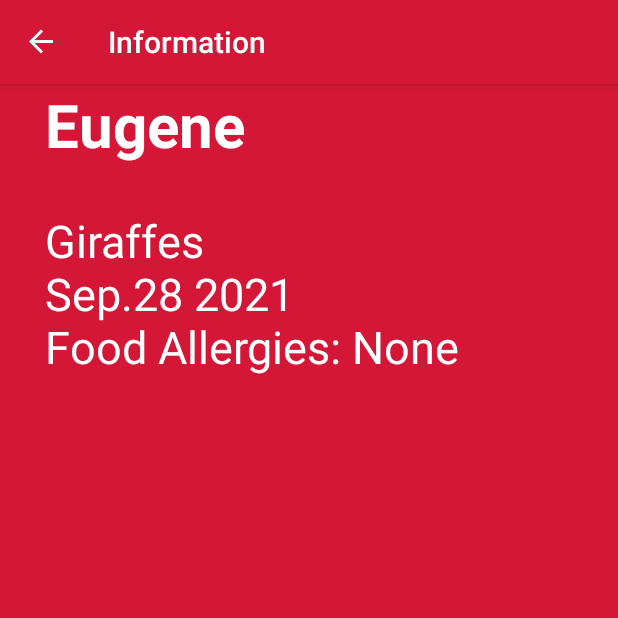
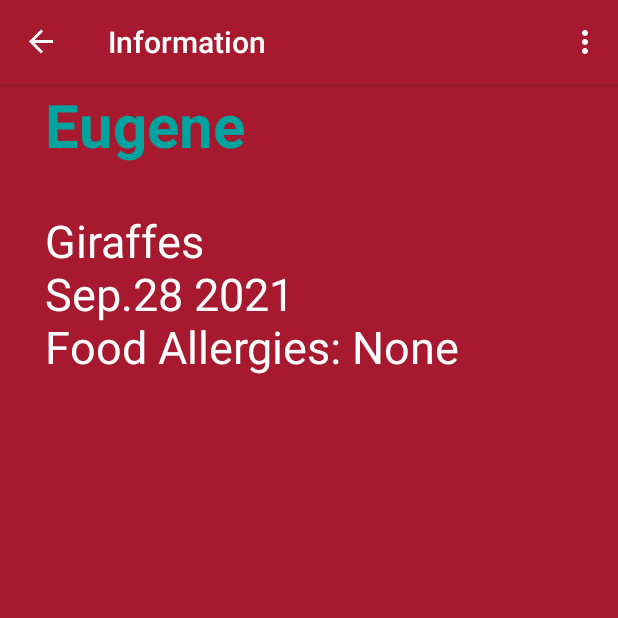
Before and after one commit to hheekwak/SDSUccc, an Android app: the ChildInfoFragment screen opened through its navigation route, on a phone screen of 412 x 824 dp, the top half of it. Run offline under Robolectric (Android 15) with nearby library versions, the phone set to English and light mode, and no system bars; our stand-ins replace navigation-ui.

Commit message:
0.4 Main-menu added

```diff
--- a/app/src/main/AndroidManifest.xml
+++ b/app/src/main/AndroidManifest.xml
@@ -6,9 +6,9 @@
         android:allowBackup="true"
         android:dataExtractionRules="@xml/data_extraction_rules"
         android:fullBackupContent="@xml/backup_rules"
-        android:icon="@mipmap/ic_launcher"
+        android:icon="@mipmap/sdsu_logo"
         android:label="@string/app_name"
-        android:roundIcon="@mipmap/ic_launcher_round"
+        android:roundIcon="@mipmap/sdsu_logo"
         android:supportsRtl="true"
         android:theme="@style/Theme.SDSUCcc"
         tools:targetApi="31">
--- a/app/src/main/java/com/zybooks/sdsuccc/MainActivity.kt
+++ b/app/src/main/java/com/zybooks/sdsuccc/MainActivity.kt
@@ -1,6 +1,9 @@
 package com.zybooks.sdsuccc
 
 import android.os.Bundle
+import android.view.Menu
+import android.view.MenuItem
+import android.view.MenuInflater
 import androidx.appcompat.app.AppCompatActivity
 import androidx.navigation.Navigation
 import androidx.navigation.fragment.NavHostFragment
@@ -25,4 +28,23 @@ class MainActivity : AppCompatActivity() {
         val navController = Navigation.findNavController(this, R.id.nav_host_fragment)
         return navController.navigateUp() || super.onSupportNavigateUp()
     }
+    override fun onCreateOptionsMenu(menu: Menu?): Boolean {
+        menuInflater.inflate(R.menu.appbar_menu, menu)
+        return super.onCreateOptionsMenu(menu)
+    }
+    override fun onOptionsItemSelected(item: MenuItem): Boolean {
+
+        // Determine which menu option was selected
+        return when (item.itemId) {
+            R.id.action_logout -> {
+                // Logout selected
+                true
+            }
+            R.id.action_about -> {
+                // About selected
+                true
+            }
+            else -> super.onOptionsItemSelected(item)
+        }
+    }
 }
--- /dev/null
+++ b/app/src/main/res/menu/appbar_menu.xml
@@ -0,0 +1,13 @@
+<?xml version="1.0" encoding="utf-8"?>
+<menu xmlns:android="http://schemas.android.com/apk/res/android"
+    xmlns:app="http://schemas.android.com/apk/res-auto">
+
+    <item android:id="@+id/action_logout"
+        android:title="@string/action_logout"
+        app:showAsAction="never"/>
+
+    <item android:id="@+id/action_about"
+        android:title="@string/action_about"
+        app:showAsAction="never"/>
+
+</menu>
--- a/app/src/main/res/navigation/sub_nav_graph.xml
+++ b/app/src/main/res/navigation/sub_nav_graph.xml
@@ -12,7 +12,7 @@
         <argument
             android:name="child_id"
             android:defaultValue="1"
-            app:argType="integer" />
+            app:argType="integer"/>
     </fragment>
 
 </navigation>
--- a/app/src/main/res/values/strings.xml
+++ b/app/src/main/res/values/strings.xml
@@ -1,6 +1,8 @@
 <resources>
     <string name="app_name">SDSU Children Center</string>
     <string name="information">Information</string>
+    <string name="action_logout">logout</string>
+    <string name="action_about">about</string>
 
     <string-array name="children">
         <item>Eugene</item>
--- a/app/src/main/res/values/themes.xml
+++ b/app/src/main/res/values/themes.xml
@@ -1,18 +1,21 @@
 <resources>
     <style name="Theme.SDSUCcc" parent="Theme.AppCompat.DayNight.DarkActionBar">
-        <item name="android:background">@color/bright_red</item>
+        <item name="android:background">@color/dark_red</item>
         <item name="android:buttonStyle">@style/buttonStyle</item>
+        <item name="android:textSize">30sp</item>
         <item name="android:textColor">@color/white</item>
     </style>
 
     <style name="childListName">
         <item name="android:textSize">26sp</item>
+        <item name="android:textColor">@color/white</item>
         <item name="android:padding">8dp</item>
     </style>
 
     <style name="childName">
         <item name="android:textSize">40sp</item>
         <item name="android:textStyle">bold</item>
+        <item name="android:textColor">@color/bright_teal</item>
         <item name="android:paddingLeft">30dp</item>
         <item name="android:paddingRight">30dp</item>
     </style>
```
Also changed, not shown: app/build.gradle (+7 -1 lines), app/src/main/res/mipmap-hdpi/sdsu_logo.png (added).
